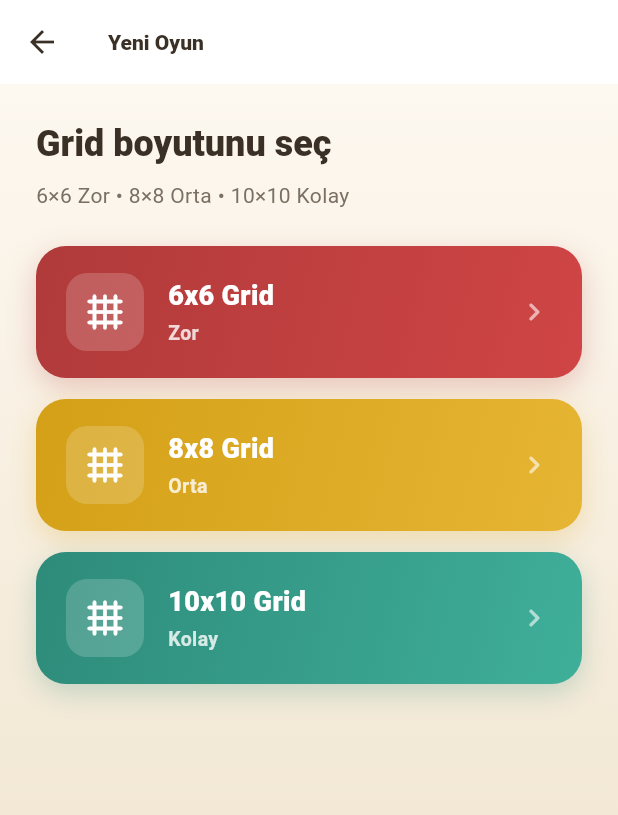
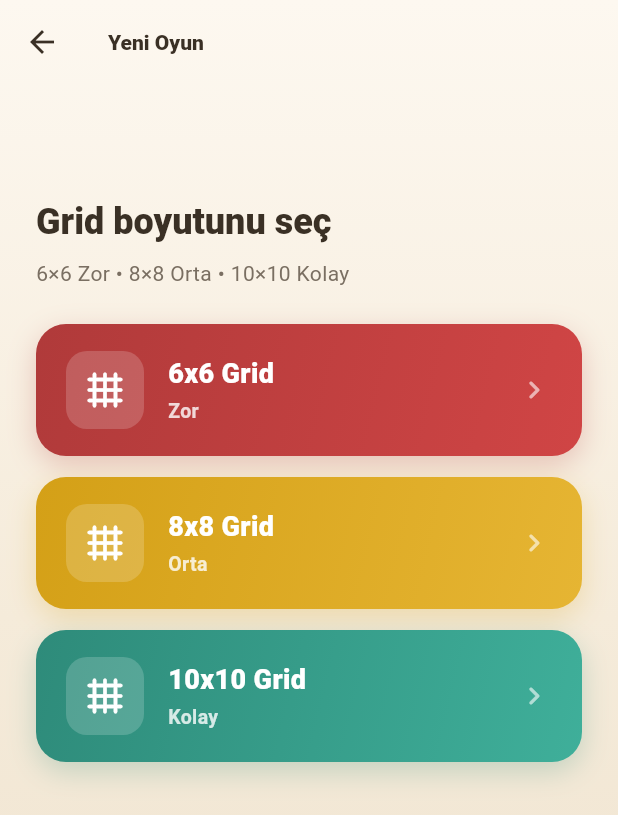
Before and after one commit to EnesDemir143/crush-word, a Flutter app: the NewGameScreen screen opened by its route, on a phone screen of 412 x 824 dp. Shown: the top 815 px of the screen. Run offline on Flutter 3.47's test engine with Material 3 defaults, Android fonts, the phone set to English and light mode, and no system bars; our stand-ins replace shared_preferences, sqflite; accounts and stored records are empty; project files that could hold a hidden picture were left out.

Commit message:
Keep secondary screens visually aligned with the gradient shell
Unify the top chrome behavior on the new game, market, and score history screens so the gradient background continues behind the app bar and content spacing remains consistent.

Constraint: Must preserve existing screen behavior and navigation
Rejected: Per-screen ad hoc spacing tweaks | would keep visual drift between screens
Confidence: high
Scope-risk: narrow
Reversibility: clean
Directive: Keep secondary screens on the same app-bar/safe-area pattern unless a screen explicitly needs a different chrome treatment
Tested: dart format, flutter analyze, flutter test
Not-tested: Manual device-level visual verification on all aspect ratios

```diff
--- a/lib/src/features/game_setup/new_game_screen.dart
+++ b/lib/src/features/game_setup/new_game_screen.dart
@@ -76,6 +76,7 @@ class _NewGameScreenState extends State<NewGameScreen> {
               surfaceTintColor: Colors.transparent,
               foregroundColor: const Color(0xFF3A3025),
               elevation: 0,
+              scrolledUnderElevation: 0,
               title: Text(
                 _controller.step == GameSetupStep.difficulty
                     ? 'Yeni Oyun'
@@ -92,7 +93,7 @@ class _NewGameScreenState extends State<NewGameScreen> {
                     )
                   : null,
             ),
-            extendBodyBehindAppBar: false,
+            extendBodyBehindAppBar: true,
             body: DecoratedBox(
               decoration: const BoxDecoration(
                 gradient: LinearGradient(
@@ -106,9 +107,14 @@ class _NewGameScreenState extends State<NewGameScreen> {
                 ),
               ),
               child: SafeArea(
-                top: false,
+                bottom: false,
                 child: Padding(
-                  padding: const EdgeInsets.all(24),
+                  padding: const EdgeInsets.fromLTRB(
+                    24,
+                    kToolbarHeight + 20,
+                    24,
+                    24,
+                  ),
                   child: _buildBody(context),
                 ),
               ),
```
Also changed, not shown: lib/src/features/market/market_screen.dart (+4 -3 lines), lib/src/features/score_history/score_history_screen.dart (+12 -5 lines).
